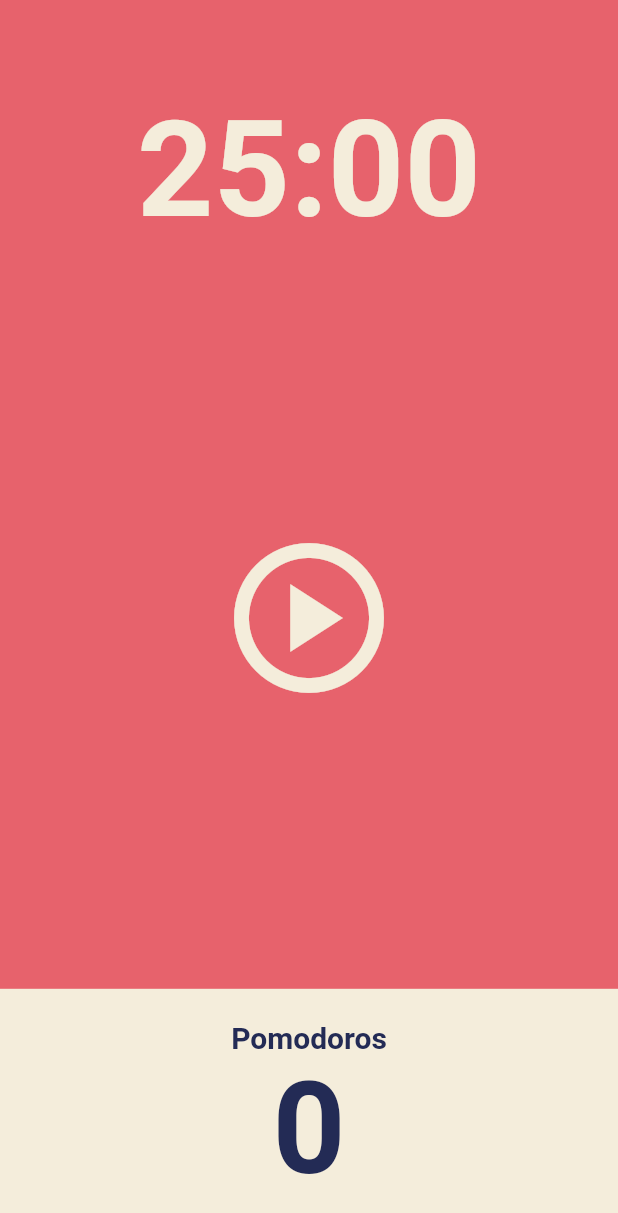
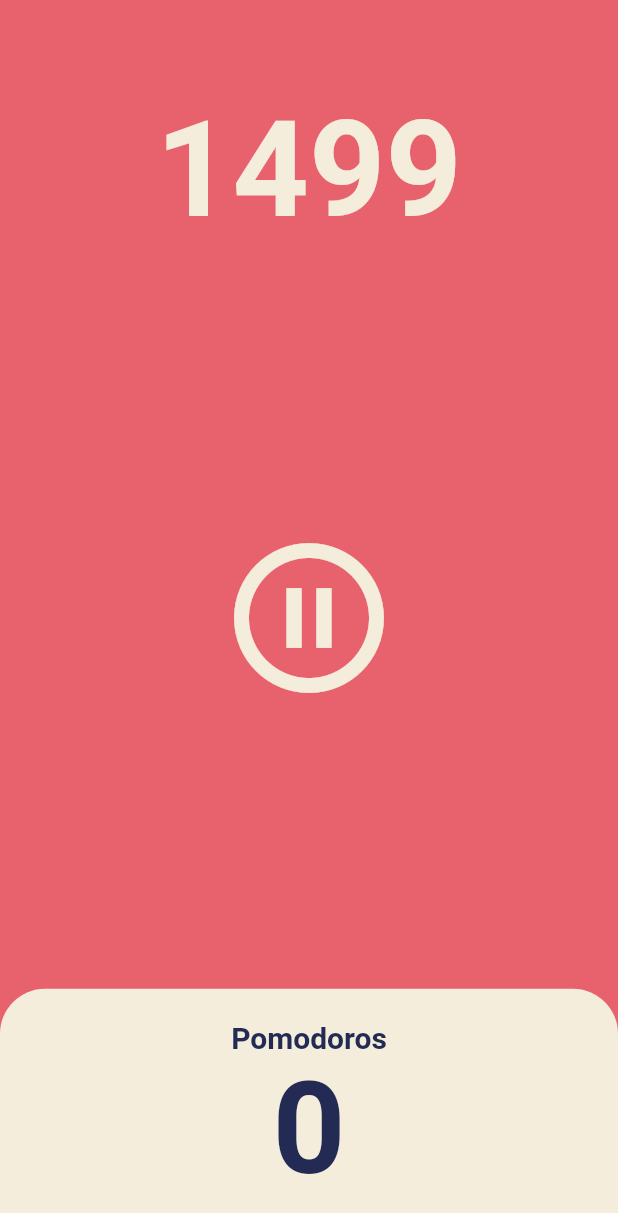
Before and after one commit to scs0209/flutter-ui-challenge, a Flutter app: the screen it shows after launch, after a tap on the "play circle" icon, on a phone screen of 412 x 824 dp. Shown: the top 1213 px of the screen. Run offline on Flutter 3.47's test engine with Material 2 defaults, Android fonts, the phone set to English and light mode, and no system bars.

Commit message:
feat: 타이머 기능 완성

```diff
--- a/lib/screens/home_screen.dart
+++ b/lib/screens/home_screen.dart
@@ -1,4 +1,5 @@
 import 'package:flutter/material.dart';
+import 'dart:async';
 
 class HomeScreen extends StatefulWidget {
   const HomeScreen({super.key});
@@ -8,6 +9,33 @@ class HomeScreen extends StatefulWidget {
 }
 
 class _HomeScreenState extends State<HomeScreen> {
+  int totalSeconds = 1500;
+  bool isRunning = false;
+  late Timer timer;
+
+  void onTick(Timer timer) {
+    setState(() {
+      totalSeconds = totalSeconds - 1;
+    });
+  }
+
+  void onStartPressed() {
+    timer = Timer.periodic(
+      const Duration(seconds: 1),
+      onTick,
+    );
+    setState(() {
+      isRunning = true;
+    });
+  }
+
+  void onPausedPressed() {
+    timer.cancel();
+    setState(() {
+      isRunning = false;
+    });
+  }
+
   @override
   Widget build(BuildContext context) {
     return Scaffold(
@@ -19,7 +47,7 @@ class _HomeScreenState extends State<HomeScreen> {
             child: Container(
               alignment: Alignment.bottomCenter,
               child: Text(
-                '25:00',
+                '$totalSeconds',
                 style: TextStyle(
                   color: Theme.of(context).cardColor,
                   fontSize: 89,
@@ -34,9 +62,11 @@ class _HomeScreenState extends State<HomeScreen> {
               child: IconButton(
                 iconSize: 120,
                 color: Theme.of(context).cardColor,
-                onPressed: () => {},
-                icon: const Icon(
-                  Icons.play_circle_outlined,
+                onPressed: isRunning ? onPausedPressed : onStartPressed,
+                icon: Icon(
+                  isRunning
+                      ? Icons.pause_circle_outline
+                      : Icons.play_circle_outlined,
                 ),
               ),
             ),
@@ -49,6 +79,10 @@ class _HomeScreenState extends State<HomeScreen> {
                   child: Container(
                     decoration: BoxDecoration(
                       color: Theme.of(context).cardColor,
+                      borderRadius: const BorderRadius.only(
+                        topLeft: Radius.circular(30),
+                        topRight: Radius.circular(30),
+                      ),
                     ),
                     child: Column(
                       mainAxisAlignment: MainAxisAlignment.center,
```
